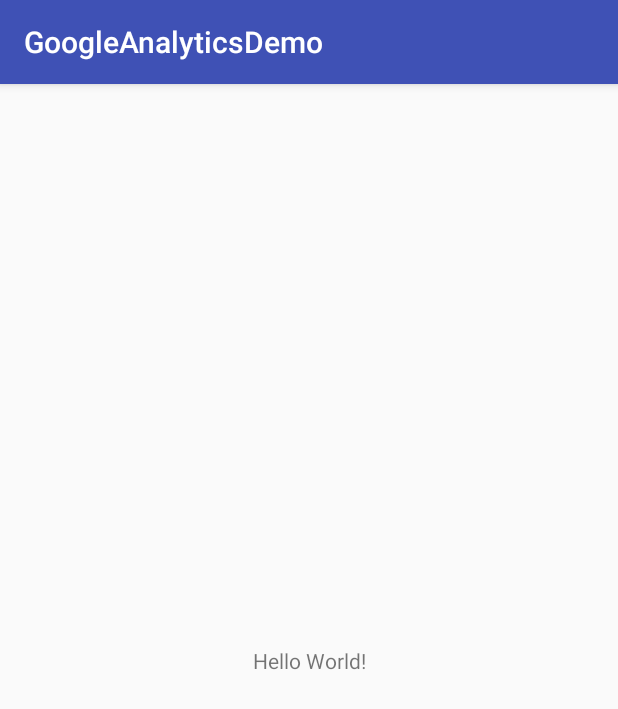
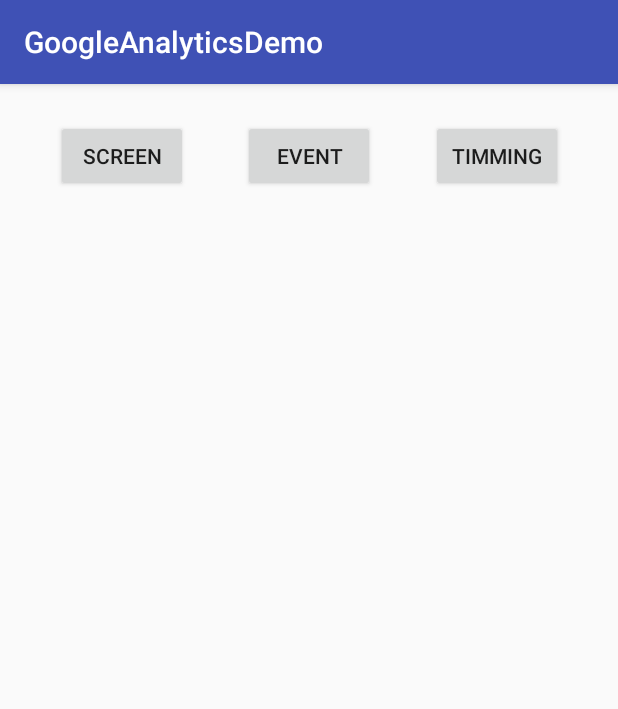
Before and after one commit to WeRockStar/GoogleAnalyticsDemo, an Android app: the screen it shows after launch (MainActivity), on a phone screen of 412 x 824 dp. Shown: the top 709 px of the screen. Run offline under Robolectric (Android 15) with nearby library versions, the phone set to English and light mode, and no system bars; libraries missing offline, so code that uses them is left out: com.google.android.gms; 2 statements that could not run were skipped.

Commit message:
Add sample code

```diff
--- a/app/src/main/AndroidManifest.xml
+++ b/app/src/main/AndroidManifest.xml
@@ -6,6 +6,7 @@
     <uses-permission android:name="android.permission.ACCESS_NETWORK_STATE" />
 
     <application
+        android:name=".App"
         android:allowBackup="true"
         android:icon="@mipmap/ic_launcher"
         android:label="@string/app_name"
--- /dev/null
+++ b/app/src/main/java/com/werockstar/googleanalyticsdemo/App.kt
@@ -0,0 +1,26 @@
+package com.werockstar.googleanalyticsdemo
+
+import android.app.Application
+import com.google.android.gms.analytics.GoogleAnalytics
+import com.google.android.gms.analytics.Tracker
+
+
+class App : Application() {
+
+    private var sAnalytics: GoogleAnalytics? = null
+    private var sTracker: Tracker? = null
+
+    override fun onCreate() {
+        super.onCreate()
+
+        sAnalytics = GoogleAnalytics.getInstance(this);
+    }
+
+    @Synchronized fun getDefaultTracker(): Tracker? {
+        if (sTracker == null) {
+            sTracker = sAnalytics?.newTracker(R.xml.global_tracker)
+        }
+
+        return sTracker
+    }
+}
--- a/app/src/main/java/com/werockstar/googleanalyticsdemo/MainActivity.kt
+++ b/app/src/main/java/com/werockstar/googleanalyticsdemo/MainActivity.kt
@@ -1,12 +1,41 @@
 package com.werockstar.googleanalyticsdemo
 
+import android.os.Bundle
 import android.support.v7.app.AppCompatActivity
-import android.os.Bundle
+import com.google.android.gms.analytics.HitBuilders
+import kotlinx.android.synthetic.main.activity_main.*
 
 class MainActivity : AppCompatActivity() {
+
 
     override fun onCreate(savedInstanceState: Bundle?) {
         super.onCreate(savedInstanceState)
         setContentView(R.layout.activity_main)
+
+        val startTime = System.currentTimeMillis()
+        val tracker = (application as App).getDefaultTracker()
+
+        buttonScreen.setOnClickListener {
+            tracker?.setScreenName("Main")
+            tracker?.send(HitBuilders.ScreenViewBuilder().build())
+        }
+
+        buttonEvent.setOnClickListener {
+            tracker?.setScreenName("Main")
+
+            tracker?.send(HitBuilders.EventBuilder()
+                    .setCategory("Privilege Redemption")
+                    .setAction("Redeem")
+                    .setLabel("Description")
+                    .build())
+        }
+        buttonTimming.setOnClickListener {
+            val endTime = System.currentTimeMillis()
+            tracker?.send(HitBuilders.TimingBuilder()
+                    .setCategory("Scan Card")
+                    .setValue(endTime - startTime)
+                    .build())
+
+        }
     }
 }
--- a/app/src/main/res/layout/activity_main.xml
+++ b/app/src/main/res/layout/activity_main.xml
@@ -6,13 +6,37 @@
     android:layout_height="match_parent"
     tools:context=".MainActivity">
 
-    <TextView
+
+    <Button
+        android:id="@+id/buttonScreen"
         android:layout_width="wrap_content"
         android:layout_height="wrap_content"
-        android:text="Hello World!"
-        app:layout_constraintBottom_toBottomOf="parent"
-        app:layout_constraintLeft_toLeftOf="parent"
-        app:layout_constraintRight_toRightOf="parent"
+        android:layout_marginTop="24dp"
+        android:text="Screen"
+        app:layout_constraintEnd_toStartOf="@+id/buttonEvent"
+        app:layout_constraintHorizontal_bias="0.5"
+        app:layout_constraintStart_toStartOf="parent"
         app:layout_constraintTop_toTopOf="parent" />
 
+    <Button
+        android:id="@+id/buttonEvent"
+        android:layout_width="wrap_content"
+        android:layout_height="wrap_content"
+        android:layout_marginTop="24dp"
+        android:text="Event"
+        app:layout_constraintEnd_toStartOf="@+id/buttonTimming"
+        app:layout_constraintHorizontal_bias="0.5"
+        app:layout_constraintStart_toEndOf="@+id/buttonScreen"
+        app:layout_constraintTop_toTopOf="parent" />
+
+    <Button
+        android:id="@+id/buttonTimming"
+        android:layout_width="wrap_content"
+        android:layout_height="wrap_content"
+        android:layout_marginTop="24dp"
+        android:text="Timming"
+        app:layout_constraintEnd_toEndOf="parent"
+        app:layout_constraintHorizontal_bias="0.5"
+        app:layout_constraintStart_toEndOf="@+id/buttonEvent"
+        app:layout_constraintTop_toTopOf="parent" />
 </android.support.constraint.ConstraintLayout>
--- /dev/null
+++ b/app/src/main/res/xml/global_tracker.xml
@@ -0,0 +1,7 @@
+<?xml version="1.0" encoding="utf-8"?>
+<resources xmlns:android="http://schemas.android.com/apk/res/android">
+    <string
+        name="ga_trackingId"
+        translatable="false">UA-124675079-1
+    </string>
+</resources>
```
Also changed, not shown: 1 other file.
